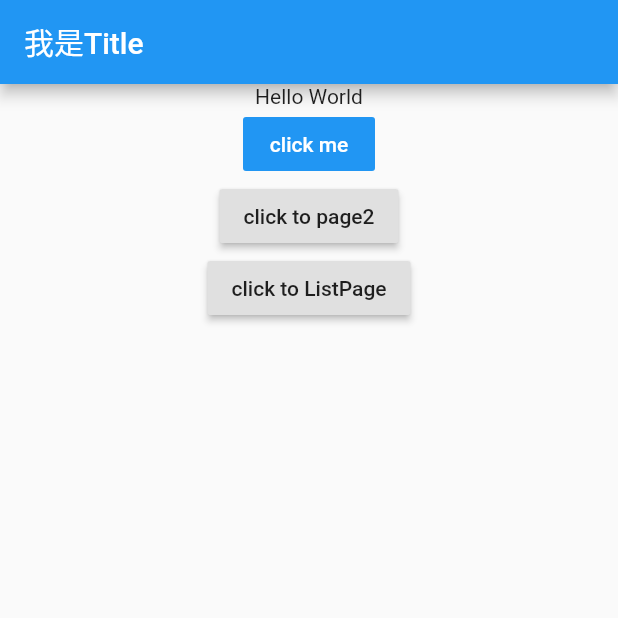
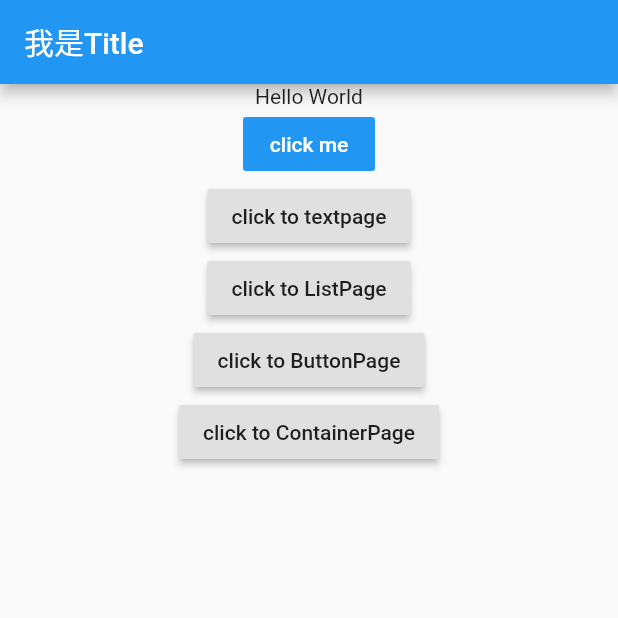
Before and after one commit to scalerone/flutter-demo, a Flutter app: the screen it shows after launch, on a phone screen of 412 x 824 dp, the top half of it. Run offline on Flutter 3.47's test engine with Material 2 defaults, Android fonts, the phone set to English and light mode, and no system bars.

Commit message:
文本和按钮组件

```diff
--- a/lib/main.dart
+++ b/lib/main.dart
@@ -3,6 +3,9 @@ import 'package:flutter/rendering.dart';
 import 'list.dart';
 import 'page2.dart';
 import 'detailpage.dart';
+import 'btn.dart';
+import 'container.dart';
+
 void main() => runApp(MyApp());
 
 class MyApp extends StatelessWidget {
@@ -16,6 +19,8 @@ class MyApp extends StatelessWidget {
         "ListPage":(context)=> ListPage(),
         "Page2":(context)=> TextPage(),
         "DetailPage":(context)=> DetailPage(), //增加详情页的路由配置
+        "btn":(context)=> new ButtonPage(),
+        "con":(context)=> new ContainerPage(),
       },
       home: MyHomePage(),
     );
@@ -61,7 +66,7 @@ class MyHomePageState extends State<MyHomePage>{
                   ),
                 ),
                 RaisedButton(
-                  child: Text('click to page2'),
+                  child: Text('click to textpage'),
                   onPressed: (){
                     Navigator.pushNamed(context, "Page2");
                   }
@@ -71,7 +76,19 @@ class MyHomePageState extends State<MyHomePage>{
                   onPressed: (){
                     Navigator.pushNamed(context, "ListPage");
                   }
-                  ,)
+                  ,),
+                RaisedButton(
+                  child: Text('click to ButtonPage'),
+                  onPressed: (){
+                    Navigator.pushNamed(context, "btn");
+                  }
+                  ,),
+                RaisedButton(
+                  child: Text('click to ContainerPage'),
+                  onPressed: (){
+                    Navigator.pushNamed(context, "con");
+                  }
+                  ,),
               ],),
               )
         );
--- a/lib/page2.dart
+++ b/lib/page2.dart
@@ -10,7 +10,7 @@ class TextPage extends StatelessWidget {
         title: Text("hello page"),
         ),
       body:Center(child: Text(
-        "Hello world",
+        "Hello world"*3,
         style: TextStyle(
           fontSize: 50,
           fontWeight: FontWeight.bold,
--- a/lib/text.dart
+++ b/lib/text.dart
@@ -12,7 +12,7 @@ class TextPage extends StatelessWidget {
       body:Center(child: Text(
         "Hello world",
         style: TextStyle(
-          fontSize: 50,
+          fontSize: 10,
           fontWeight: FontWeight.bold,
           color: Colors.green
         ),
```
Also changed, not shown: lib/btn.dart (added, +41 -0 lines), lib/container.dart (added, +20 -0 lines).
